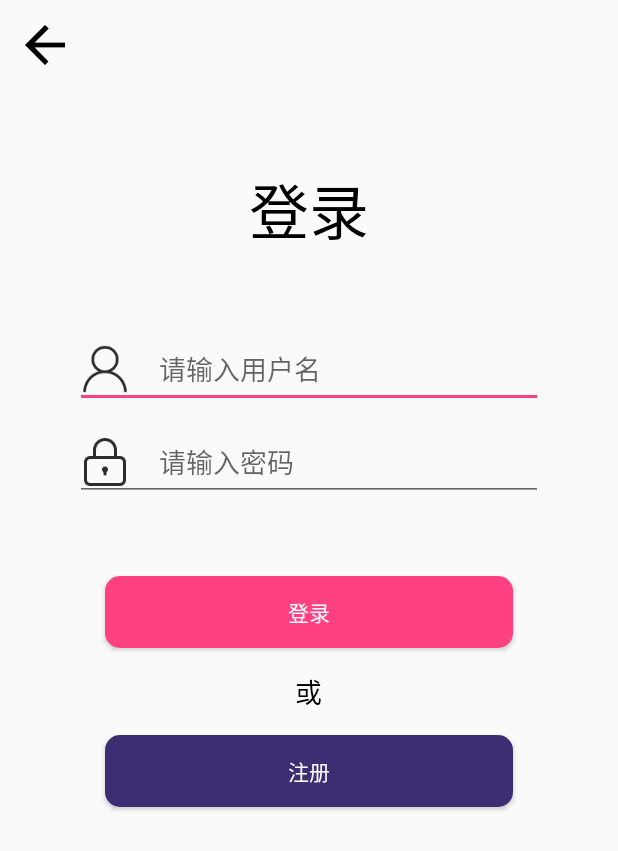
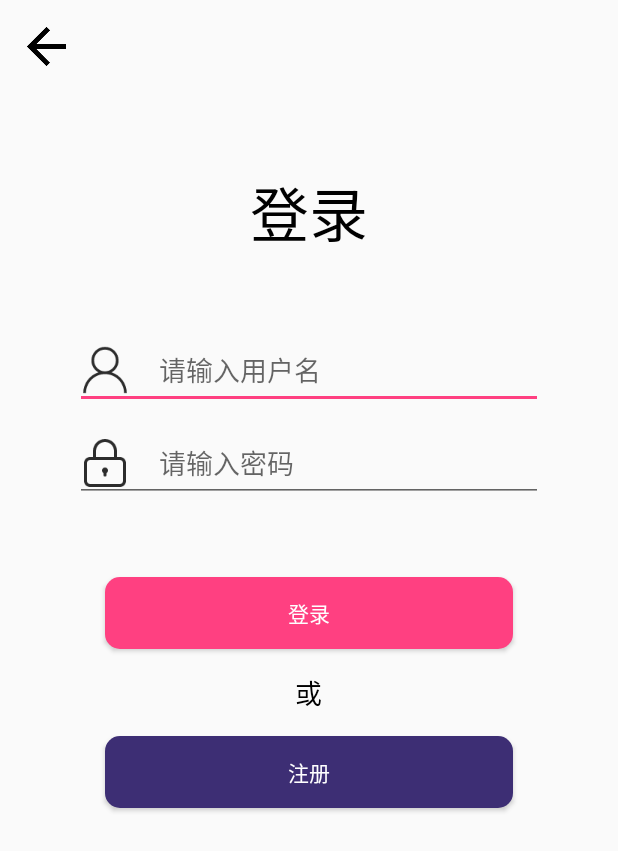
Before and after one commit to lcz112434/WanAndroid, an Android app: the LoginActivity screen opened directly, with no data from a screen before it, on a phone screen of 412 x 824 dp. Shown: the top 851 px of the screen. Run offline under Robolectric (Android 15) with nearby library versions, the phone set to English and light mode, and no system bars; our stand-ins replace ButterKnife, RxJava; network calls fail.

Commit message:
进行修改2

```diff
--- a/app/src/main/res/layout/activity_login.xml
+++ b/app/src/main/res/layout/activity_login.xml
@@ -9,9 +9,9 @@
 
     <ImageView
         android:id="@+id/img_return"
-        android:layout_width="40dp"
-        android:layout_height="40dp"
-        android:layout_margin="10dp"
+        android:layout_width="39dp"
+        android:layout_height="39dp"
+        android:layout_margin="11dp"
         android:src="@drawable/android_arrow_back" />
 
     <TextView
@@ -21,7 +21,7 @@
         android:layout_marginTop="50dp"
         android:text="登录"
         android:textColor="@color/black"
-        android:textSize="40sp" />
+        android:textSize="39sp" />
 
     <EditText
         android:id="@+id/et_login"
```
